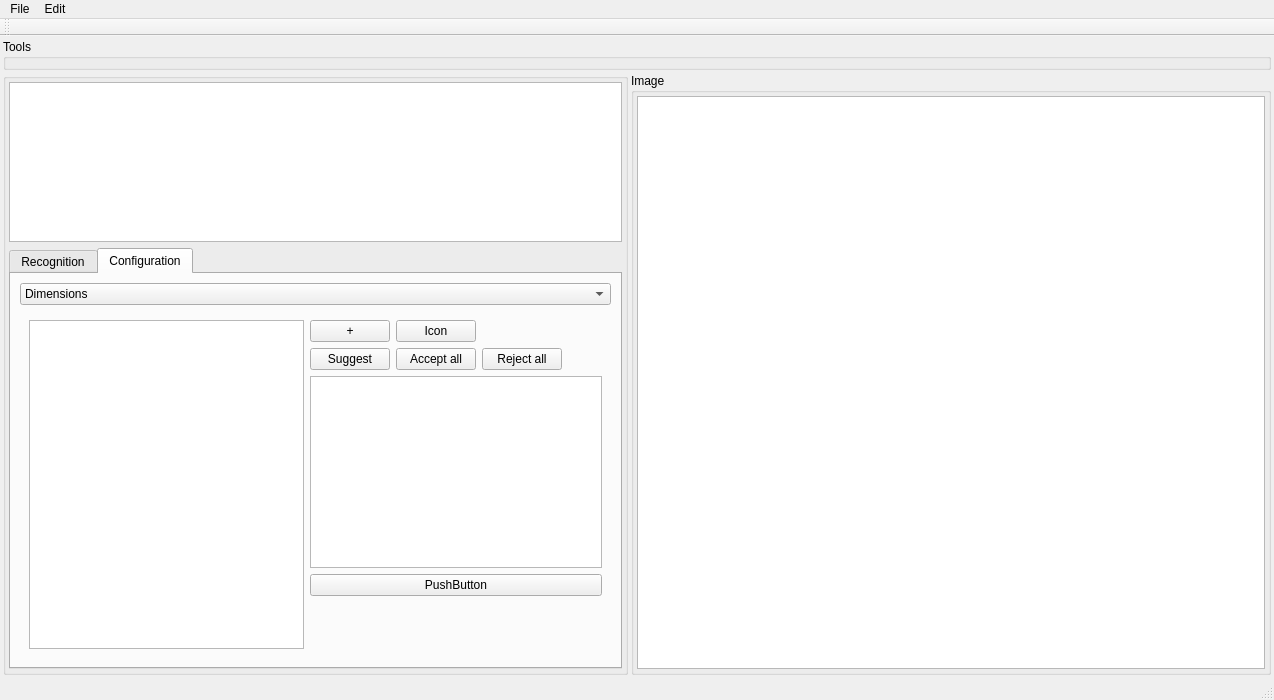
vheinitz/ai, file apps/BloodCellApp/mainwindow.ui: the form before one commit.
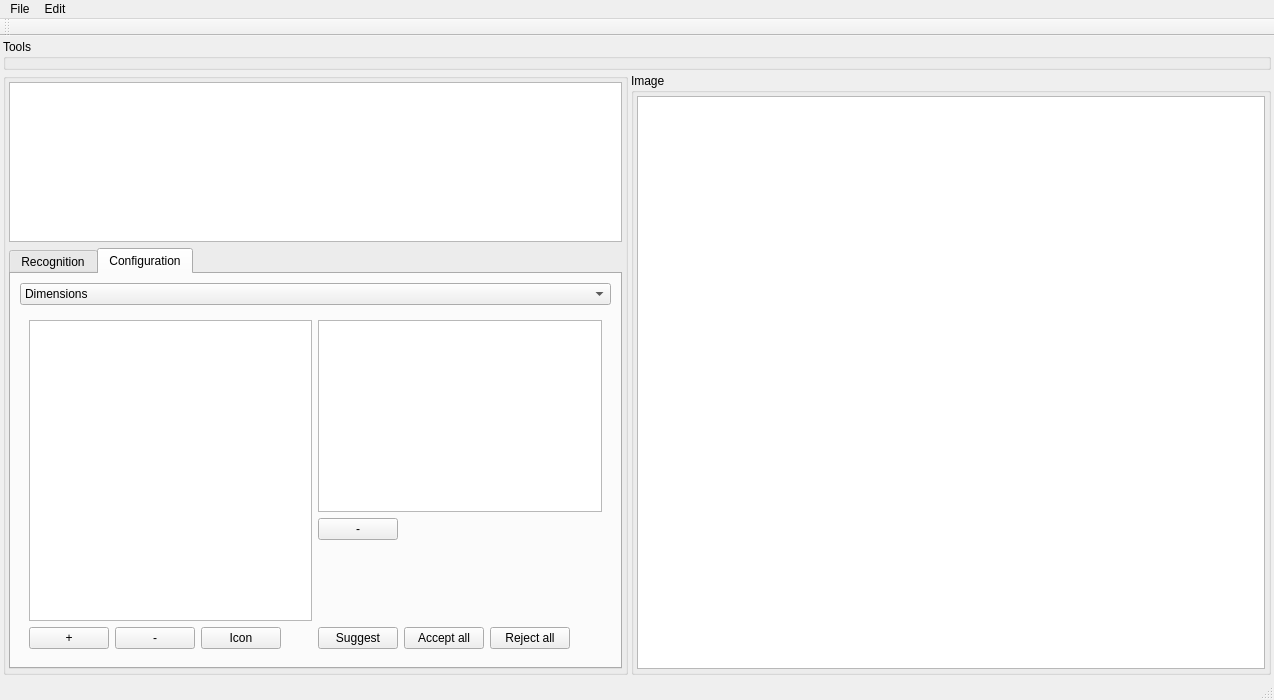
The form after the commit.

Commit message: Remove class

Diff of the .ui file:
```diff
--- a/apps/BloodCellApp/mainwindow.ui
+++ b/apps/BloodCellApp/mainwindow.ui
@@ -343,6 +343,8 @@
                <widget class="QWidget" name="pClasses">
                 <layout class="QHBoxLayout" name="horizontalLayout_7">
                  <item>
+                  <layout class="QVBoxLayout" name="verticalLayout_8">
+                   <item>
                   <widget class="QTableView" name="tvClasses">
                    <property name="selectionMode">
                     <enum>QAbstractItemView::SingleSelection</enum>
@@ -374,9 +376,7 @@
                   </widget>
                  </item>
                  <item>
-                  <layout class="QVBoxLayout" name="verticalLayout_7">
-                   <item>
-                    <layout class="QHBoxLayout" name="horizontalLayout_2">
+                    <layout class="QHBoxLayout" name="horizontalLayout_9">
                      <item>
                       <widget class="QPushButton" name="bAddClass">
                        <property name="text">
@@ -384,6 +384,13 @@
                        </property>
                       </widget>
                      </item>
+                     <item>
+                      <widget class="QPushButton" name="bRemoveClass">
+                       <property name="text">
+                        <string>-</string>
+                       </property>
+                      </widget>
+                     </item>
                      <item>
                       <widget class="QPushButton" name="bGetIcon">
                        <property name="text">
@@ -395,7 +402,7 @@
                       </widget>
                      </item>
                      <item>
-                      <spacer name="horizontalSpacer">
+                      <spacer name="horizontalSpacer_6">
                        <property name="orientation">
                         <enum>Qt::Horizontal</enum>
                        </property>
@@ -408,6 +415,57 @@
                       </spacer>
                      </item>
                     </layout>
+                   </item>
+                  </layout>
+                 </item>
+                 <item>
+                  <layout class="QVBoxLayout" name="verticalLayout_7">
+                   <item>
+                    <widget class="QListView" name="lvModelImages">
+                     <property name="iconSize">
+                      <size>
+                       <width>80</width>
+                       <height>60</height>
+                      </size>
+                     </property>
+                    </widget>
+                   </item>
+                   <item>
+                    <layout class="QHBoxLayout" name="horizontalLayout_8">
+                     <item>
+                      <widget class="QPushButton" name="bRemoveModelInstance">
+                       <property name="text">
+                        <string>-</string>
+                       </property>
+                      </widget>
+                     </item>
+                     <item>
+                      <spacer name="horizontalSpacer_7">
+                       <property name="orientation">
+                        <enum>Qt::Horizontal</enum>
+                       </property>
+                       <property name="sizeHint" stdset="0">
+                        <size>
+                         <width>40</width>
+                         <height>20</height>
+                        </size>
+                       </property>
+                      </spacer>
+                     </item>
+                    </layout>
+                   </item>
+                   <item>
+                    <spacer name="verticalSpacer_3">
+                     <property name="orientation">
+                      <enum>Qt::Vertical</enum>
+                     </property>
+                     <property name="sizeHint" stdset="0">
+                      <size>
+                       <width>20</width>
+                       <height>40</height>
+                      </size>
+                     </property>
+                    </spacer>
                    </item>
                    <item>
                     <layout class="QHBoxLayout" name="horizontalLayout_6">
@@ -447,33 +505,6 @@
                      </item>
                     </layout>
                    </item>
-                   <item>
-                    <widget class="QListView" name="lvModelImages"/>
-                   </item>
-                   <item>
-                    <layout class="QHBoxLayout" name="horizontalLayout_8">
-                     <item>
-                      <widget class="QPushButton" name="pushButton">
-                       <property name="text">
-                        <string>PushButton</string>
-                       </property>
-                      </widget>
-                     </item>
-                    </layout>
-                   </item>
-                   <item>
-                    <spacer name="verticalSpacer_3">
-                     <property name="orientation">
-                      <enum>Qt::Vertical</enum>
-                     </property>
-                     <property name="sizeHint" stdset="0">
-                      <size>
-                       <width>20</width>
-                       <height>40</height>
-                      </size>
-                     </property>
-                    </spacer>
-                   </item>
                   </layout>
                  </item>
                 </layout>
```
Lines whose indentation alone changed are shown as unchanged. The commit also changes 4 other files.
